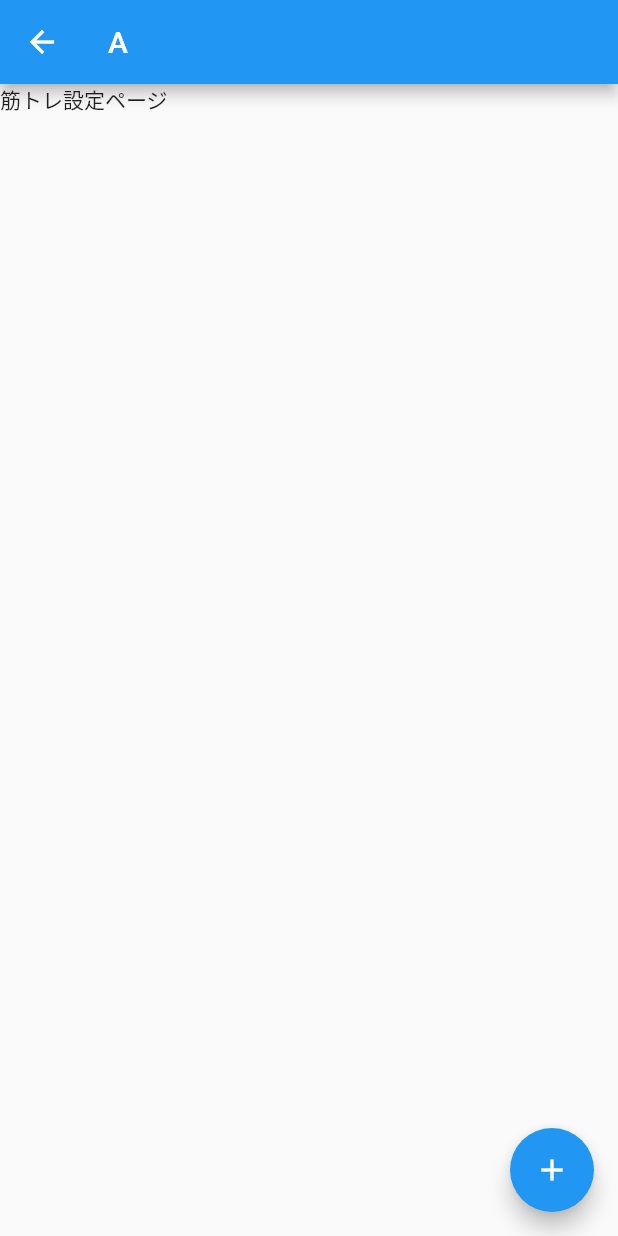
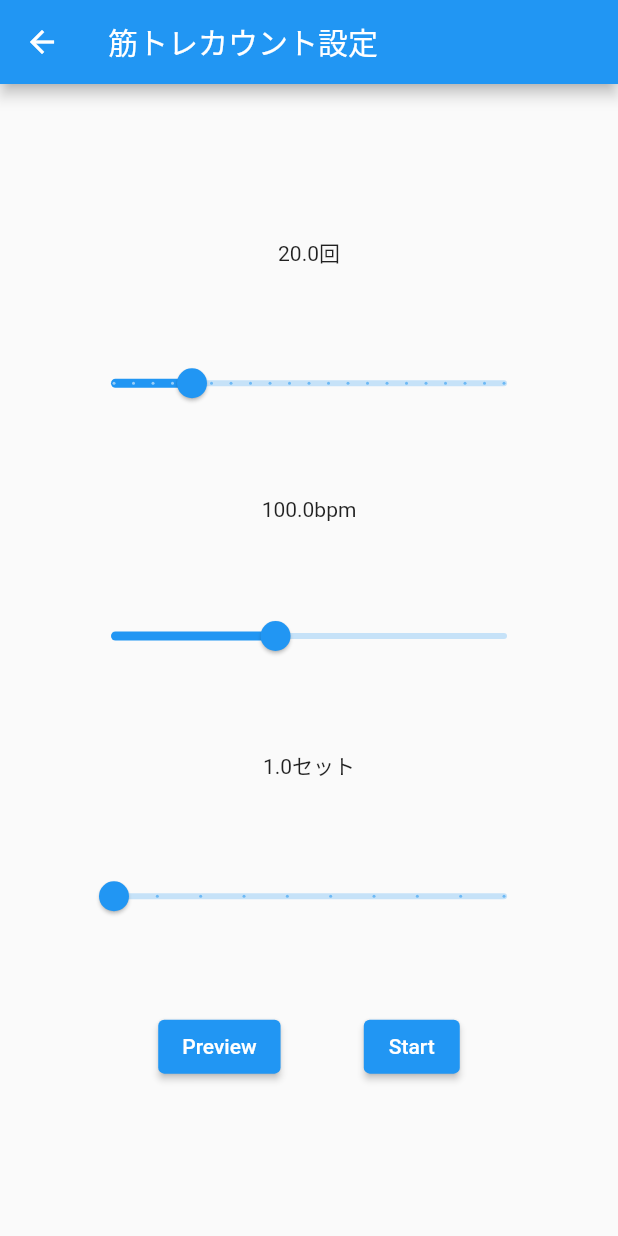
Before and after one commit to sogawa-yk/Counter, a Flutter app: the screen it shows after launch, after a tap on "筋トレ", on a phone screen of 412 x 824 dp. Run offline on Flutter 3.47's test engine with Material 2 defaults, Android fonts, the light colour scheme and no system bars.

Commit message:
Create view

```diff
--- /dev/null
+++ b/lib/view/muscle_count_page.dart
@@ -0,0 +1,33 @@
+import 'package:flutter/material.dart';
+
+class MuscleCountPage extends StatefulWidget {
+  const MuscleCountPage({Key? key}) : super(key: key);
+
+  @override
+  State<MuscleCountPage> createState() => _MuscleCountPageState();
+}
+
+class _MuscleCountPageState extends State<MuscleCountPage> {
+  @override
+  Widget build(BuildContext context) {
+    return Scaffold(
+        appBar: AppBar(
+          title: Text('COUNT'),
+        ),
+        body: Center(
+            child: Column(
+          mainAxisAlignment: MainAxisAlignment.spaceEvenly,
+          children: [
+            Text('10',
+                style: TextStyle(fontWeight: FontWeight.bold, fontSize: 200)),
+            Text('20',
+                style: TextStyle(fontWeight: FontWeight.bold, fontSize: 200)),
+            Container(
+              width: 200,
+              height: 340,
+              child: Image.asset(('images/muscle_now.png')),
+            )
+          ],
+        )));
+  }
+}
--- a/lib/view/muscle_training_config_page.dart
+++ b/lib/view/muscle_training_config_page.dart
@@ -1,4 +1,5 @@
 import 'package:flutter/material.dart';
+import 'package:counter_app/view/muscle_count_page.dart';
 
 class MuscleTrainingConfigPage extends StatefulWidget {
   const MuscleTrainingConfigPage({Key? key}) : super(key: key);
@@ -9,26 +10,70 @@ class MuscleTrainingConfigPage extends StatefulWidget {
 }
 
 class _MuscleTrainingConfigPageState extends State<MuscleTrainingConfigPage> {
-  int _counter = 0;
-
-  void _incrementCounter() {
-    setState(() {
-      _counter++;
-    });
-  }
+  double _count = 20;
+  double _tempo = 100;
+  double _numSet = 1;
 
   @override
   Widget build(BuildContext context) {
     return Scaffold(
-      appBar: AppBar(
-        title: Text('A'),
-      ),
-      body: Text('筋トレ設定ページ'),
-      floatingActionButton: FloatingActionButton(
-        onPressed: _incrementCounter,
-        tooltip: 'Increment',
-        child: const Icon(Icons.add),
-      ),
-    );
+        appBar: AppBar(title: const Text('筋トレカウント設定')),
+        body: Container(
+            padding: const EdgeInsets.all(50),
+            child: Column(
+              mainAxisAlignment: MainAxisAlignment.spaceEvenly,
+              children: <Widget>[
+                Center(child: Text('${_count}回')),
+                Slider(
+                  value: _count,
+                  max: 100,
+                  divisions: 20,
+                  label: _count.round().toString(),
+                  onChanged: (double value) {
+                    setState(() {
+                      _count = value;
+                    });
+                  },
+                ),
+                Center(child: Text('${_tempo}bpm')),
+                Slider(
+                    value: _tempo,
+                    max: 240,
+                    min: 1,
+                    divisions: 239,
+                    label: _tempo.round().toString(),
+                    onChanged: (double value) {
+                      setState(() {
+                        _tempo = value;
+                      });
+                    }),
+                Center(child: Text('${_numSet}セット')),
+                Slider(
+                    value: _numSet,
+                    max: 10,
+                    min: 1,
+                    divisions: 9,
+                    label: _numSet.round().toString(),
+                    onChanged: (double value) {
+                      setState(() {
+                        _numSet = value;
+                      });
+                    }),
+                Row(
+                  mainAxisAlignment: MainAxisAlignment.spaceEvenly,
+                  children: [
+                    ElevatedButton(onPressed: () {}, child: Text('Preview')),
+                    ElevatedButton(
+                        onPressed: () => {
+                              Navigator.of(context)
+                                  .push(MaterialPageRoute(builder: (context) {
+                                return MuscleCountPage();
+                              }))
+                            },
+                        child: Text('Start'))
+                  ],
+                )
+              ],
+            )));
   }
 }
--- a/lib/view/start_page.dart
+++ b/lib/view/start_page.dart
@@ -25,13 +25,19 @@ class _StartPageState extends State<StartPage> {
         title: Text(widget.title),
       ),
       body: Center(
-        child: Padding(
-          padding: EdgeInsets.all(10),
-          child: Row(
+          child: Column(
+              mainAxisAlignment: MainAxisAlignment.spaceEvenly,
+              children: [
+            Row(
+              mainAxisAlignment: MainAxisAlignment.spaceEvenly,
               children: <Widget>[
                 Padding(
                     padding: EdgeInsets.all(10),
-                  child: Image.asset('images/sample.png')),
+                    child: Container(
+                        width: 150,
+                        height: 240,
+                        child: Image.asset('images/muscle.png',
+                            fit: BoxFit.contain))),
                 Padding(
                     padding: EdgeInsets.all(10),
                     child: SizedBox(
@@ -39,8 +45,8 @@ class _StartPageState extends State<StartPage> {
                         height: 50,
                         child: ElevatedButton(
                             onPressed: () => {
-                                Navigator.of(context)
-                                    .push(MaterialPageRoute(builder: (context) {
+                                  Navigator.of(context).push(
+                                      MaterialPageRoute(builder: (context) {
                                     return MuscleTrainingConfigPage();
                                   }))
                                 },
@@ -51,13 +57,65 @@ class _StartPageState extends State<StartPage> {
                             child: Text('筋トレ'))))
               ],
             ),
+            Row(
+              mainAxisAlignment: MainAxisAlignment.spaceEvenly,
+              children: <Widget>[
+                Padding(
+                    padding: EdgeInsets.all(10),
+                    child: Container(
+                        width: 150,
+                        height: 240,
+                        child: Image.asset('images/jump.png',
+                            fit: BoxFit.contain))),
+                Padding(
+                    padding: EdgeInsets.all(10),
+                    child: SizedBox(
+                        width: 200,
+                        height: 50,
+                        child: ElevatedButton(
+                            onPressed: () => {
+                                  Navigator.of(context).push(
+                                      MaterialPageRoute(builder: (context) {
+                                    return MuscleTrainingConfigPage();
+                                  }))
+                                },
+                            style: ElevatedButton.styleFrom(
+                              primary: Colors.blue,
+                              elevation: 16,
                             ),
+                            child: Text('縄跳び'))))
+              ],
             ),
-      floatingActionButton: FloatingActionButton(
-        onPressed: _incrementCounter,
-        tooltip: 'Increment',
-        child: const Icon(Icons.add),
+            Row(
+              mainAxisAlignment: MainAxisAlignment.spaceEvenly,
+              children: <Widget>[
+                Padding(
+                    padding: EdgeInsets.all(10),
+                    child: Container(
+                        width: 150,
+                        height: 240,
+                        child: Image.asset('images/free.png',
+                            fit: BoxFit.contain))),
+                Padding(
+                    padding: EdgeInsets.all(10),
+                    child: SizedBox(
+                        width: 200,
+                        height: 50,
+                        child: ElevatedButton(
+                            onPressed: () => {
+                                  Navigator.of(context).push(
+                                      MaterialPageRoute(builder: (context) {
+                                    return MuscleTrainingConfigPage();
+                                  }))
+                                },
+                            style: ElevatedButton.styleFrom(
+                              primary: Colors.blue,
+                              elevation: 16,
                             ),
+                            child: Text('FREE'))))
+              ],
+            )
+          ])),
     );
   }
 }
```
Also changed, not shown: images/free.png (added), images/jump.png (added), images/muscle.png (added), images/muscle_now.png (added). Lines whose indentation alone changed are shown as unchanged.
